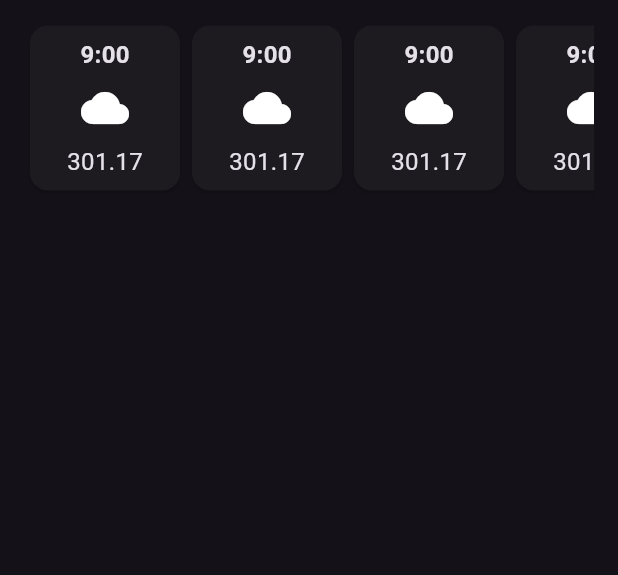
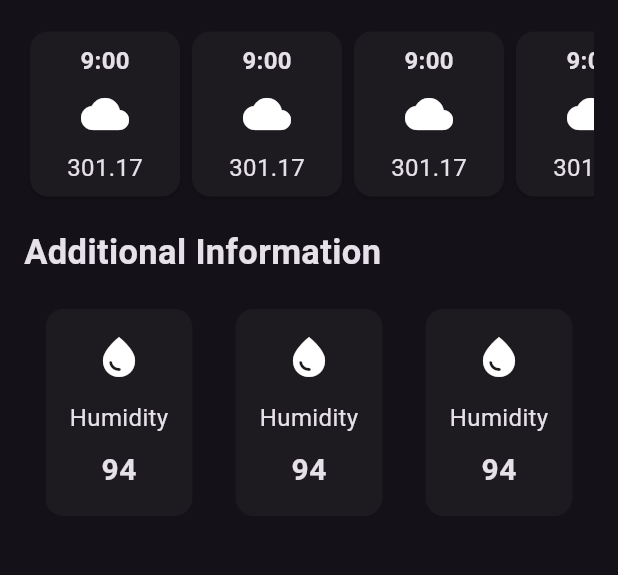
Before and after one commit to SUMANKC7/weather_application, a Flutter app: the screen it shows after launch, on a phone screen of 412 x 824 dp, the part 450-1025 px from its top. Run offline on Flutter 3.47's test engine with Material 3 defaults, Android fonts, the phone set to English and light mode, and no system bars.

Commit message:
additional information is made now the coding part is start

```diff
--- /dev/null
+++ b/lib/additional_information.dart
@@ -0,0 +1,33 @@
+import 'package:flutter/material.dart';
+
+class MyAdditionalInformation extends StatelessWidget {
+  const MyAdditionalInformation({super.key});
+
+  @override
+  Widget build(BuildContext context) {
+    return const Card(
+      elevation: 0,
+      child: Padding(
+        padding: EdgeInsets.all(16.0),
+        child: Column(
+          children: [
+            Icon(Icons.water_drop,size: 32,),
+            SizedBox(height: 13,),
+            Text("Humidity",style:
+            TextStyle(
+                  fontSize: 16,
+                  fontWeight: FontWeight.normal),
+
+            ),
+            SizedBox(height: 9,),
+             Text("94",style: TextStyle(
+                  fontSize: 20,
+                  fontWeight: FontWeight.bold
+                ),
+                ),
+          ],
+        ),
+      ),
+    );
+  }
+}
--- a/lib/weather_screen.dart
+++ b/lib/weather_screen.dart
@@ -1,5 +1,6 @@
 // ignore_for_file: public_member_api_docs, sort_constructors_first
 import 'package:flutter/material.dart';
+import 'package:weather_application/additional_information.dart';
 import 'package:weather_application/main_card.dart';
 import 'package:weather_application/scrollable_weather_forecast.dart';
 
@@ -43,7 +44,7 @@ class WeatherScreen extends StatelessWidget {
                   fontWeight: FontWeight.bold,
                 ),
                 ),
-                SizedBox(height: 13,),
+                SizedBox(height: 17,),
                 //Scrollable Weather forecast
              SizedBox(
 
@@ -59,7 +60,24 @@ class WeatherScreen extends StatelessWidget {
                    ],
                  ),
                ),
-             )
+             ),
+             SizedBox(height: 17,),
+             Text("Additional Information",style: TextStyle(
+                  fontSize: 23,
+                  fontWeight: FontWeight.bold,
+                ),
+                ),
+                SizedBox(height: 17,),
+                Row(
+                  mainAxisAlignment: MainAxisAlignment.spaceAround,
+                  children: [
+                     MyAdditionalInformation(),
+                      MyAdditionalInformation(),
+                       MyAdditionalInformation(),
+
+                  ],
+                )
+
 
             ]
 
```
